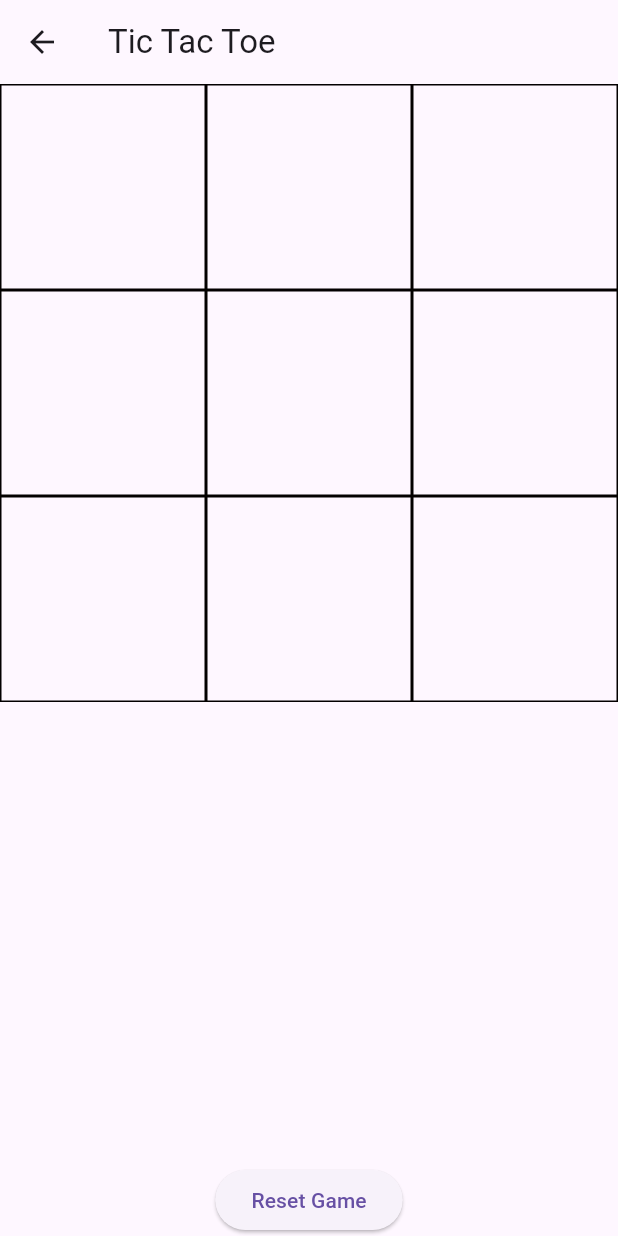
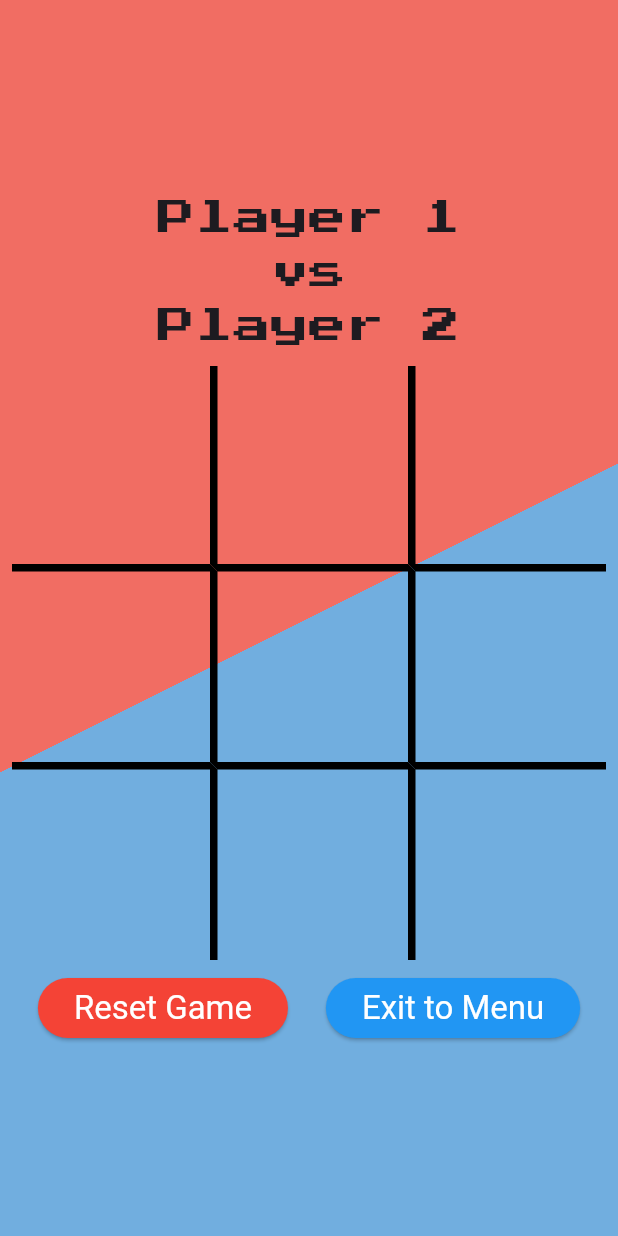
Before and after one commit to callmeNoorulHuda/Tic-Tac-Toe-App, a Flutter app: the PlayerGameScreen screen opened directly, on a phone screen of 412 x 824 dp. Run offline on Flutter 3.47's test engine with Material 3 defaults, Android fonts, the phone set to English and light mode, and no system bars; our stand-ins replace google_fonts.

Commit message:
modified player ui

```diff
--- a/lib/screens/computer_gamescreen.dart
+++ b/lib/screens/computer_gamescreen.dart
@@ -30,7 +30,7 @@ class ComputerGameScreen extends StatelessWidget {
                   mainAxisAlignment: MainAxisAlignment.center,
                   children: [
                     Text(
-                      " Player \n   vs \nComputer",
+                      " Player \n   vs\nComputer",
                       style: GoogleFonts.pressStart2p(
                         textStyle: TextStyle(fontSize: 25),
                       ),
--- a/lib/screens/player_gamescreen.dart
+++ b/lib/screens/player_gamescreen.dart
@@ -1,4 +1,5 @@
 import 'package:flutter/material.dart';
+import 'package:google_fonts/google_fonts.dart';
 import 'package:provider/provider.dart';
 import '../providers/game_providers.dart';
 
@@ -9,11 +10,32 @@ class PlayerGameScreen extends StatelessWidget {
   Widget build(BuildContext context) {
     final gameProvider = Provider.of<GameProvider>(context);
     return Scaffold(
-      appBar: AppBar(title: const Text("Tic Tac Toe")),
-      body: Column(
+      body: Container(
+        decoration: BoxDecoration(
+          gradient: LinearGradient(
+            colors: [
+              const Color.fromARGB(255, 241, 109, 99),
+              const Color.fromARGB(255, 113, 174, 223),
+            ],
+            begin: Alignment.topLeft,
+            end: Alignment.bottomRight,
+            stops: [0.5, 0.5],
+          ),
+        ),
+        child: Center(
+          child: Column(
+            mainAxisAlignment: MainAxisAlignment.center,
             children: [
-          Expanded(
+              Text(
+                " Player 1 \n    vs \n Player 2",
+                style: GoogleFonts.pressStart2p(
+                  textStyle: TextStyle(fontSize: 25),
+                ),
+              ),
+              Container(
+                padding: const EdgeInsets.all(8.0),
                 child: GridView.builder(
+                  shrinkWrap: true,
                   gridDelegate: SliverGridDelegateWithFixedCrossAxisCount(
                     crossAxisCount: 3,
                   ),
@@ -23,17 +45,16 @@ class PlayerGameScreen extends StatelessWidget {
                     return GestureDetector(
                       onTap: () => gameProvider.tapSquare(index),
                       child: Container(
-                    decoration: BoxDecoration(
-                      border: Border.all(
-                        color: const Color.fromARGB(255, 3, 0, 0),
-                      ),
-                    ),
+                        decoration: BoxDecoration(border: _getBorders(index)),
                         child: Center(
                           child: Text(
                             value,
-                        style: const TextStyle(
+                            style: TextStyle(
                               fontSize: 40,
                               fontWeight: FontWeight.bold,
+                              color: value == "X"
+                                  ? const Color.fromARGB(255, 232, 22, 6)
+                                  : const Color.fromARGB(255, 4, 139, 249),
                             ),
                           ),
                         ),
@@ -46,17 +67,52 @@ class PlayerGameScreen extends StatelessWidget {
                 Text(
                   gameProvider.winner == 'Draw'
                       ? 'It\'s a Draw!'
-                  : 'Winner: ${gameProvider.winner}',
+                      : 'Winner: ${gameProvider.winner == "X" ? "Player 1" : "Player 2"}',
                   style: TextStyle(fontSize: 24, fontWeight: FontWeight.bold),
                 ),
+              Row(
+                mainAxisAlignment: MainAxisAlignment.spaceEvenly,
+                children: [
                   ElevatedButton(
-            onPressed: () {
-              gameProvider.resetGame();
-            },
-            child: Text('Reset Game'),
+                    style: ElevatedButton.styleFrom(
+                      foregroundColor: Colors.white,
+                      backgroundColor: Colors.red,
+
+                      textStyle: TextStyle(fontSize: 22),
+                    ),
+                    onPressed: () => gameProvider.resetGame(),
+                    child: const Text('Reset Game'),
+                  ),
+                  ElevatedButton(
+                    style: ElevatedButton.styleFrom(
+                      foregroundColor: Colors.white,
+                      backgroundColor: Colors.blue,
+                      textStyle: TextStyle(fontSize: 22),
+                    ),
+                    onPressed: () => Navigator.of(context).pop(),
+                    child: const Text('Exit to Menu'),
                   ),
                 ],
               ),
+            ],
+          ),
+        ),
+      ),
+    );
+  }
+
+  Border _getBorders(int index) {
+    // Define borders for internal cells (no outer borders)
+    bool isLeft = index % 3 != 0; // Add left border if not first column
+    bool isTop = index > 2; // Add top border if not first row
+
+    return Border(
+      left: isLeft
+          ? const BorderSide(width: 5.0, color: Colors.black)
+          : BorderSide.none,
+      top: isTop
+          ? const BorderSide(width: 5.0, color: Colors.black)
+          : BorderSide.none,
     );
   }
 }
```
Lines whose indentation alone changed are shown as unchanged.
